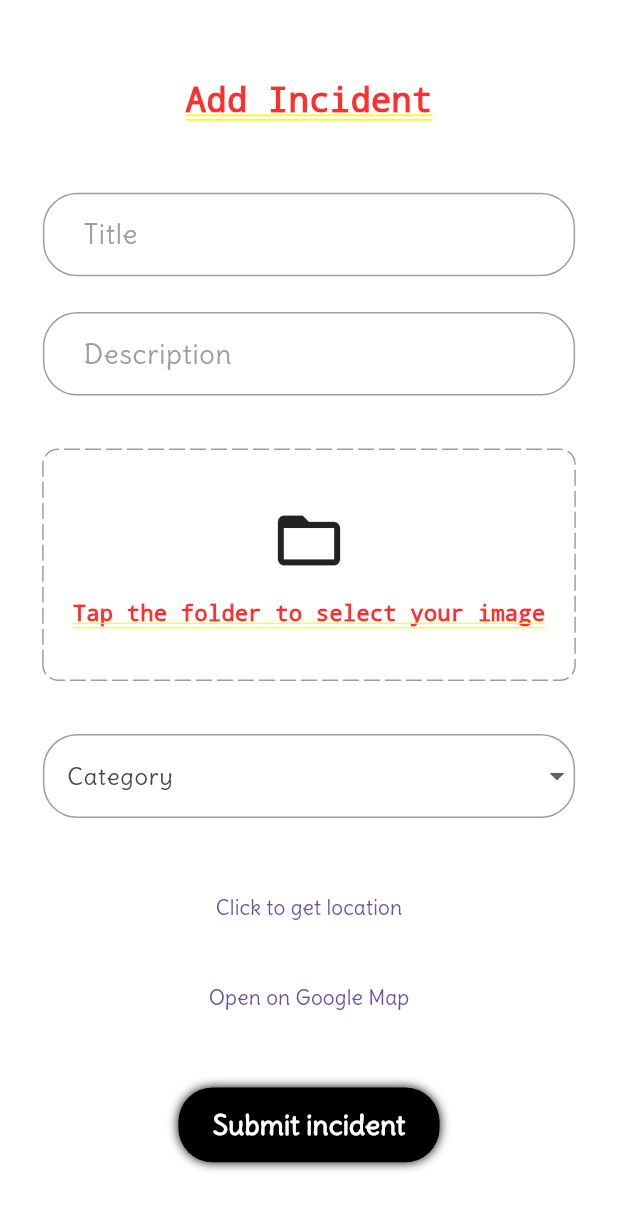
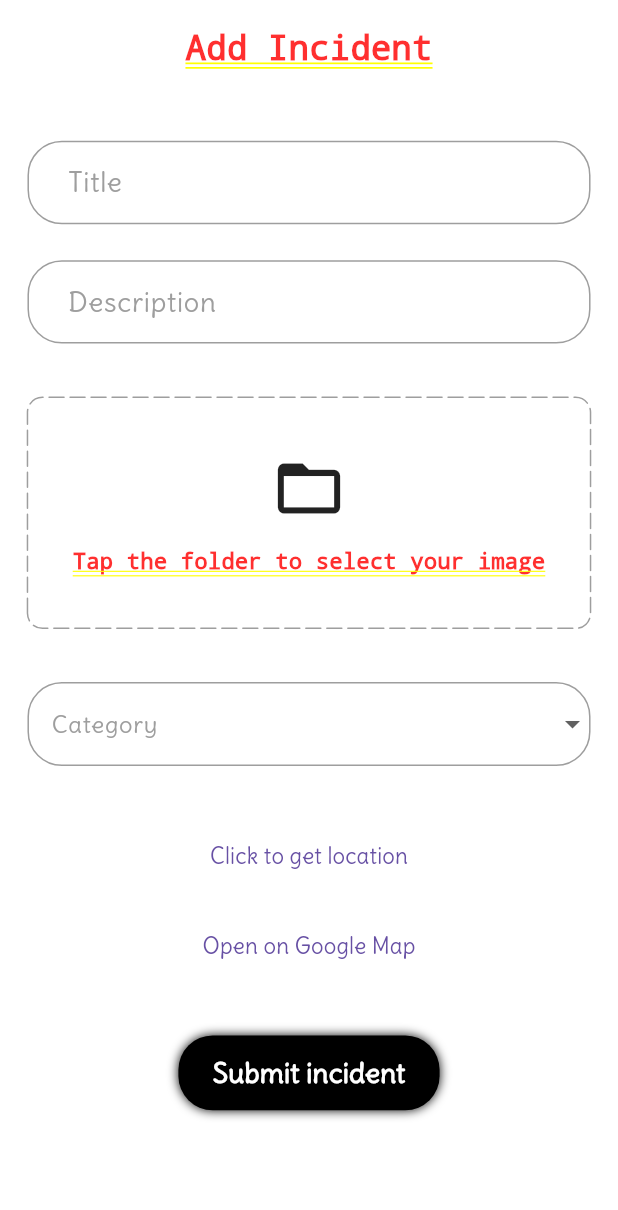
Before and after one commit to OtiDavidChibueze/citizen-reporting-platform, a Flutter app: the UploadIncidentPage screen opened by its route, on a phone screen of 412 x 824 dp. Shown: the top 1210 px of the screen. Run offline on Flutter 3.47's test engine with Material 3 defaults, Android fonts, the phone set to English and light mode, and no system bars; drawn by our look-alikes of dotted_border; our stand-ins replace equatable, flutter_bloc, flutter_dotenv, flutter_screenutil, flutter_spinkit, fpdart and 8 more; accounts and stored records are empty.

Commit message:
feat: implement fetch incidents by category functionality; add related DTO, use case, and update repository and bloc

```diff
--- a/lib/core/constants/app_string.dart
+++ b/lib/core/constants/app_string.dart
@@ -24,4 +24,5 @@ class AppString {
   static const String noImage = 'No image selected';
   static const String registrationFailed = 'Registration Failed';
   static const String incidentSuccess = 'incident uploaded';
+  static const String noIncidentsFound = 'No incidents found';
 }
--- a/lib/core/service/locator_service.dart
+++ b/lib/core/service/locator_service.dart
@@ -1,3 +1,4 @@
+import 'package:citizen_report_incident/features/incidents/domain/usecases/fetch_incidents_by_category.dart';
 import 'package:citizen_report_incident/features/incidents/domain/usecases/get_incidents.dart';
 
 import '../common/cubit/geolocator/geolocator_cubit.dart';
@@ -96,10 +97,15 @@ _initIncident() {
     ..registerFactory(
       () => GetIncidentsUsecase(incidentRepository: locatorService()),
     )
+    ..registerFactory(
+      () =>
+          FetchIncidentsByCategoryUseCase(incidentRepository: locatorService()),
+    )
     ..registerLazySingleton(
       () => IncidentBloc(
         uploadInicidentUseCase: locatorService(),
         getIncidentsUsecase: locatorService(),
+        fetchIncidentsByCategoryUseCase: locatorService(),
       ),
     );
 }
--- /dev/null
+++ b/lib/features/incidents/data/dto/fetch_incident_by_category.dart
@@ -0,0 +1,9 @@
+class CategoryDto {
+  final String category;
+
+  CategoryDto({required this.category});
+
+  Map<String, dynamic> toMap() {
+    return <String, dynamic>{'category': category};
+  }
+}
--- a/lib/features/incidents/domain/repository/incident_repository.dart
+++ b/lib/features/incidents/domain/repository/incident_repository.dart
@@ -1,3 +1,5 @@
+import 'package:citizen_report_incident/features/incidents/data/dto/fetch_incident_by_category.dart';
+
 import '../../../../core/error/failure.dart';
 import '../entities/incident_entity.dart';
 import 'package:fpdart/fpdart.dart';
@@ -10,4 +12,8 @@ abstract interface class IncidentRepository {
   );
 
   Future<Either<Failure, List<IncidentEntity>>> getIncidents();
+
+  Future<Either<Failure, List<IncidentEntity>>> fetchIncidentsByCategory(
+    CategoryDto req,
+  );
 }
--- /dev/null
+++ b/lib/features/incidents/domain/usecases/fetch_incidents_by_category.dart
@@ -0,0 +1,20 @@
+import 'package:citizen_report_incident/core/error/failure.dart';
+import 'package:citizen_report_incident/core/usecases/usecases.dart';
+import 'package:citizen_report_incident/features/incidents/data/dto/fetch_incident_by_category.dart';
+import 'package:citizen_report_incident/features/incidents/domain/entities/incident_entity.dart';
+import 'package:citizen_report_incident/features/incidents/domain/repository/incident_repository.dart';
+import 'package:fpdart/fpdart.dart';
+
+class FetchIncidentsByCategoryUseCase
+    implements UseCase<List<IncidentEntity>, CategoryDto> {
+  final IncidentRepository _incidentRepository;
+
+  FetchIncidentsByCategoryUseCase({
+    required IncidentRepository incidentRepository,
+  }) : _incidentRepository = incidentRepository;
+
+  @override
+  Future<Either<Failure, List<IncidentEntity>>> call(CategoryDto params) async {
+    return await _incidentRepository.fetchIncidentsByCategory(params);
+  }
+}
--- a/lib/features/incidents/domain/usecases/get_incidents.dart
+++ b/lib/features/incidents/domain/usecases/get_incidents.dart
@@ -5,12 +5,13 @@ import 'package:citizen_report_incident/features/incidents/domain/repository/inc
 import 'package:fpdart/fpdart.dart';
 
 class GetIncidentsUsecase implements UseCase<List<IncidentEntity>, NoParams> {
-  final IncidentRepository incidentRepository;
+  final IncidentRepository _incidentRepository;
 
-  GetIncidentsUsecase({required this.incidentRepository});
+  GetIncidentsUsecase({required IncidentRepository incidentRepository})
+    : _incidentRepository = incidentRepository;
 
   @override
   Future<Either<Failure, List<IncidentEntity>>> call(NoParams params) async {
-    return await incidentRepository.getIncidents();
+    return await _incidentRepository.getIncidents();
   }
 }
--- a/lib/features/incidents/presentation/bloc/incident_bloc.dart
+++ b/lib/features/incidents/presentation/bloc/incident_bloc.dart
@@ -1,5 +1,7 @@
 import 'package:citizen_report_incident/core/usecases/usecases.dart';
+import 'package:citizen_report_incident/features/incidents/data/dto/fetch_incident_by_category.dart';
 import 'package:citizen_report_incident/features/incidents/domain/entities/incident_entity.dart';
+import 'package:citizen_report_incident/features/incidents/domain/usecases/fetch_incidents_by_category.dart';
 import 'package:citizen_report_incident/features/incidents/domain/usecases/get_incidents.dart';
 import '../../data/dto/upload_incident_dto.dart';
 import '../../domain/usecases/add_incident_usecase.dart';
@@ -11,16 +13,20 @@ part 'incident_state.dart';
 class IncidentBloc extends Bloc<IncidentEvent, IncidentState> {
   final AddIncidentUseCase _uploadInicidentUseCase;
   final GetIncidentsUsecase _getIncidentsUsecase;
+  final FetchIncidentsByCategoryUseCase _fetchIncidentsByCategoryUseCase;
 
   IncidentBloc({
     required AddIncidentUseCase uploadInicidentUseCase,
     required GetIncidentsUsecase getIncidentsUsecase,
+    required FetchIncidentsByCategoryUseCase fetchIncidentsByCategoryUseCase,
   }) : _uploadInicidentUseCase = uploadInicidentUseCase,
        _getIncidentsUsecase = getIncidentsUsecase,
+       _fetchIncidentsByCategoryUseCase = fetchIncidentsByCategoryUseCase,
        super(IncidentInitialState()) {
     on<IncidentEvent>((event, emit) => emit(IncidentLoadingState()));
     on<AddIncidentEvent>(_onAddIncident);
     on<GetIncidentsEvent>(_onGetIncidents);
+    on<FetchIncidentsByCategoryEvent>(_onFetchIncidentsByCategory);
   }
 
   Future<void> _onAddIncident(
@@ -55,4 +61,18 @@ class IncidentBloc extends Bloc<IncidentEvent, IncidentState> {
       (r) => emit(GetIncidentsSuccessState(incidents: r)),
     );
   }
+
+  Future<void> _onFetchIncidentsByCategory(
+    FetchIncidentsByCategoryEvent event,
+    Emitter<IncidentState> emit,
+  ) async {
+    final result = await _fetchIncidentsByCategoryUseCase(
+      CategoryDto(category: event.req.category),
+    );
+
+    result.fold(
+      (l) => emit(IncidentErrorState(message: l.message)),
+      (r) => emit(GetIncidentsSuccessState(incidents: r)),
+    );
+  }
 }
--- a/lib/features/incidents/presentation/bloc/incident_event.dart
+++ b/lib/features/incidents/presentation/bloc/incident_event.dart
@@ -14,3 +14,9 @@ final class AddIncidentEvent extends IncidentEvent {
 }
 
 final class GetIncidentsEvent extends IncidentEvent {}
+
+final class FetchIncidentsByCategoryEvent extends IncidentEvent {
+  final CategoryDto req;
+
+  const FetchIncidentsByCategoryEvent({required this.req});
+}
--- a/lib/features/incidents/presentation/pages/upload_incident_page.dart
+++ b/lib/features/incidents/presentation/pages/upload_incident_page.dart
@@ -77,15 +77,13 @@ class _UploadIncidentPageState extends State<UploadIncidentPage> {
       },
       builder: (context, state) {
         return Padding(
-          padding: EdgeInsets.symmetric(horizontal: w(25), vertical: h(25)),
+          padding: EdgeInsets.symmetric(horizontal: w(16), vertical: h(16)),
           child: SingleChildScrollView(
             physics: BouncingScrollPhysics(),
             child: Form(
               key: _incidentFormKey,
               child: Column(
                 children: [
-                  VSpace(20),
-
                   Text(
                     'Add Incident',
                     style: TextStyle(
@@ -189,6 +187,8 @@ class _UploadIncidentPageState extends State<UploadIncidentPage> {
                     dropdownColor: Colors.grey.shade100,
                     decoration: InputDecoration(
                       labelText: 'Category',
+                      labelStyle: TextStyle(color: AppColors.borderColor),
+
                       enabledBorder: OutlineInputBorder(
                         borderSide: BorderSide(
                           color: AppColors.borderColor,
@@ -238,6 +238,7 @@ class _UploadIncidentPageState extends State<UploadIncidentPage> {
                         if (state is GeolocatorSuccess) {
                           return Text(
                             'latitude: ${lat = state.position.latitude},  longitude: ${long = state.position.longitude}',
+                            style: TextStyle(fontSize: sp(13)),
                           );
                         }
 
@@ -245,7 +246,10 @@ class _UploadIncidentPageState extends State<UploadIncidentPage> {
                           return Text(state.message);
                         }
 
-                        return Text('Click to get location');
+                        return Text(
+                          'Click to get location',
+                          style: TextStyle(fontSize: sp(13)),
+                        );
                       },
                     ),
                   ),
@@ -268,7 +272,10 @@ class _UploadIncidentPageState extends State<UploadIncidentPage> {
                         });
                       }
                     },
-                    child: Text(googleMapMessage),
+                    child: Text(
+                      googleMapMessage,
+                      style: TextStyle(fontSize: sp(13)),
+                    ),
                   ),
 
                   VSpace(30),
```
Also changed, not shown: lib/features/incidents/data/repository/incident_repo_impl.dart (+22 -0 lines), lib/features/incidents/data/source/remote/incident_remote_source.dart (+27 -2 lines), lib/features/incidents/presentation/pages/home_page.dart (+112 -4 lines), lib/features/incidents/presentation/widgets/incident_view.dart (added, +13 -0 lines).
